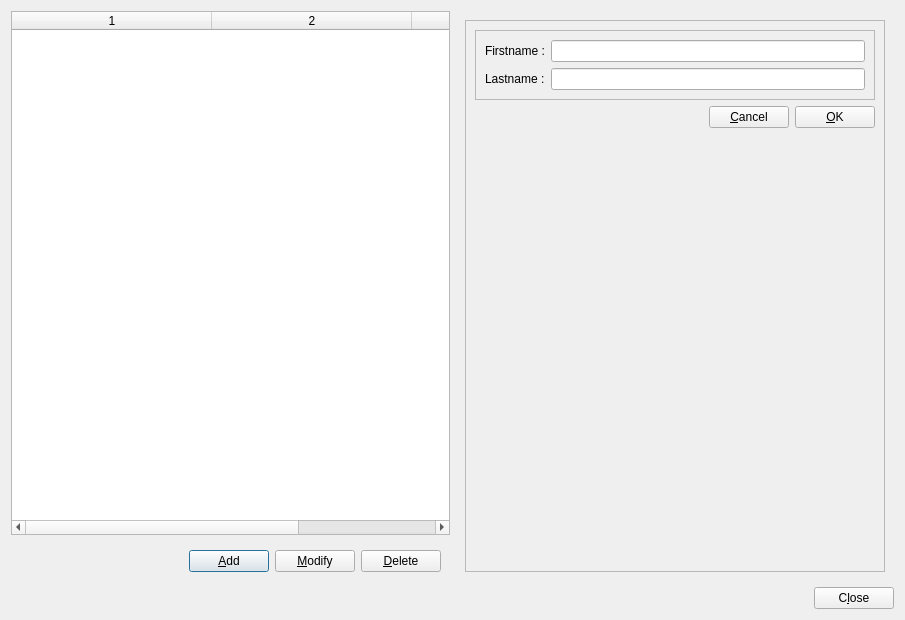
First picture: the form in TeacherHelper/src/studentManagementForm.ui, repository jeremydumais/TeacherHelper, before the edit.
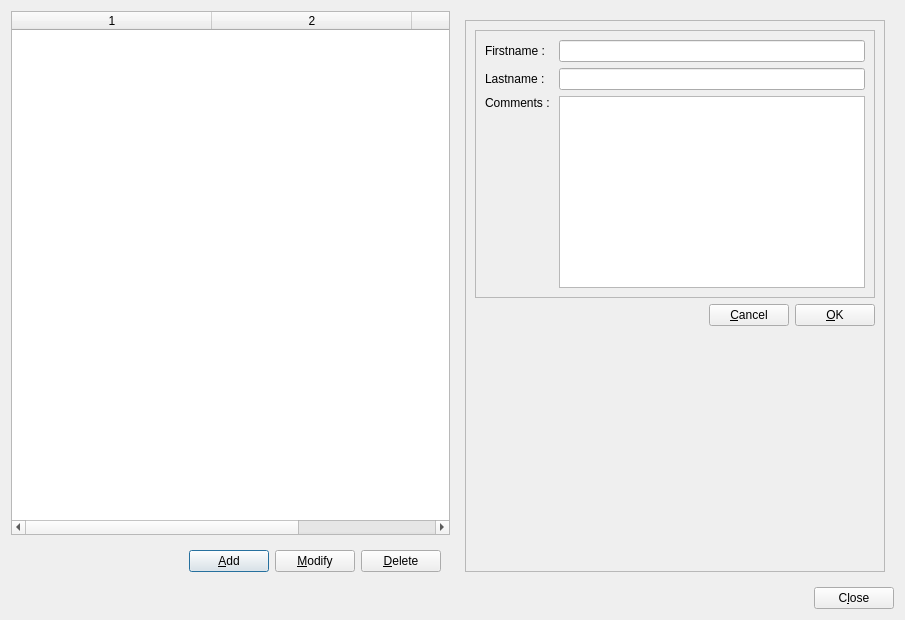
Second picture: the form after the edit. Icons and pictures are not drawn.

Commit message: Worked on Class and Students classes and also add the application icon.

Diff of the .ui file:
```diff
--- a/TeacherHelper/src/studentManagementForm.ui
+++ b/TeacherHelper/src/studentManagementForm.ui
@@ -145,9 +145,6 @@
               <enum>QFrame::Raised</enum>
              </property>
              <layout class="QGridLayout" name="gridLayout">
-              <item row="1" column="1">
-               <widget class="QLineEdit" name="lineEditFirstname"/>
-              </item>
               <item row="1" column="0">
                <widget class="QLabel" name="label">
                 <property name="text">
@@ -155,6 +152,12 @@
                 </property>
                </widget>
               </item>
+              <item row="2" column="2">
+               <widget class="QLineEdit" name="lineEditLastname"/>
+              </item>
+              <item row="1" column="2">
+               <widget class="QLineEdit" name="lineEditFirstname"/>
+              </item>
               <item row="2" column="0">
                <widget class="QLabel" name="label_2">
                 <property name="text">
@@ -162,8 +165,22 @@
                 </property>
                </widget>
               </item>
-              <item row="2" column="1">
-               <widget class="QLineEdit" name="lineEditLastname"/>
+              <item row="3" column="0">
+               <widget class="QLabel" name="label_3">
+                <property name="text">
+                 <string>Comments : </string>
+                </property>
+                <property name="alignment">
+                 <set>Qt::AlignLeading|Qt::AlignLeft|Qt::AlignTop</set>
+                </property>
+               </widget>
+              </item>
+              <item row="3" column="2">
+               <widget class="QPlainTextEdit" name="plainTextEditComments">
+                <property name="tabStopWidth">
+                 <number>80</number>
+                </property>
+               </widget>
               </item>
              </layout>
             </widget>
```
Left out of the diff: 5 changed lines with no effect on the pictures. The commit also changes 37 other files.
